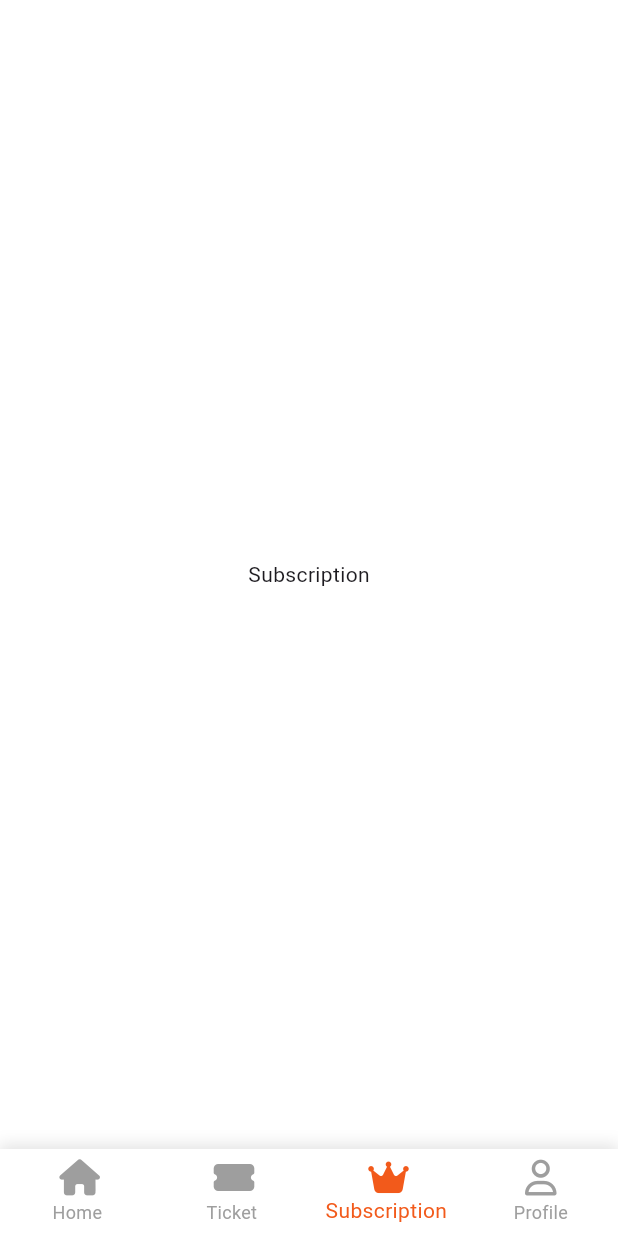
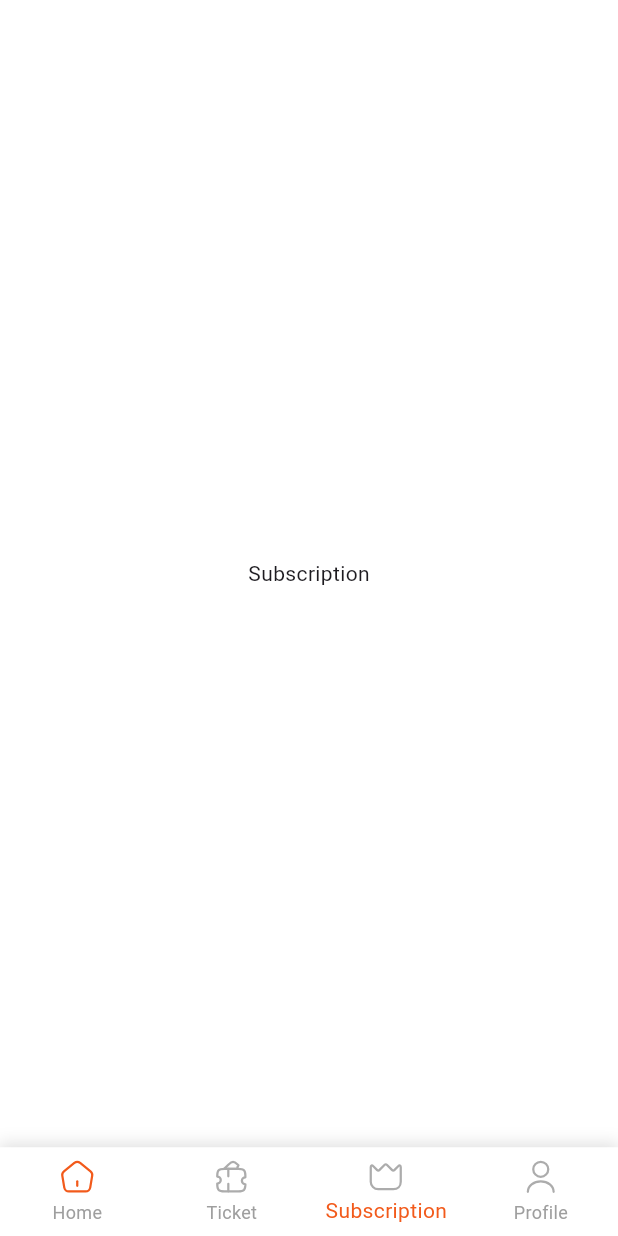
Before and after one commit to aya446/test1, a Flutter app: the screen it shows after launch, item 3 of the bottom bar chosen, on a phone screen of 412 x 824 dp. Run offline on Flutter 3.47's test engine with Material 3 defaults, Android fonts, the phone set to English and light mode, and no system bars; our stand-ins replace flutter_svg, font_awesome_flutter.

Commit message:
edit nav bar icons

```diff
--- a/lib/features/home/presentation/views/widgets/custom_nav_bar.dart
+++ b/lib/features/home/presentation/views/widgets/custom_nav_bar.dart
@@ -1,5 +1,5 @@
 import 'package:flutter/material.dart';
-import 'package:font_awesome_flutter/font_awesome_flutter.dart';
+import 'package:flutter_svg/svg.dart';
 import 'package:test1/constants.dart';
 
 class CustomBottomNavBar extends StatelessWidget {
@@ -34,21 +34,21 @@ class CustomBottomNavBar extends StatelessWidget {
         unselectedItemColor: Colors.grey,
         elevation: 0,
         type: BottomNavigationBarType.fixed,
-        items: const [
+        items: [
           BottomNavigationBarItem(
-            icon: Icon(FontAwesomeIcons.home),
+            icon: SvgPicture.asset('assets/icons/home.svg'),
             label: 'Home',
           ),
           BottomNavigationBarItem(
-            icon: Icon(FontAwesomeIcons.ticketSimple),
+            icon: SvgPicture.asset('assets/icons/ticket-2.svg'),
             label: 'Ticket',
           ),
           BottomNavigationBarItem(
-            icon: Icon(FontAwesomeIcons.crown),
+            icon: SvgPicture.asset('assets/icons/crown.svg'),
             label: 'Subscription',
           ),
           BottomNavigationBarItem(
-            icon: Icon(FontAwesomeIcons.user),
+            icon: SvgPicture.asset('assets/icons/user.svg'),
             label: 'Profile',
           ),
         ],
--- a/lib/features/home/presentation/views/widgets/header_section.dart
+++ b/lib/features/home/presentation/views/widgets/header_section.dart
@@ -16,7 +16,7 @@ class HeaderSection extends StatelessWidget {
         Column(
           crossAxisAlignment: CrossAxisAlignment.start,
           children: [
-            Text('Hey dr Ahmed', style: Styles.black16),
+            Text('Hi dr Ahmed', style: Styles.black16),
             Text('Subscription name', style: Styles.gray12),
           ],
         ),
--- a/lib/features/home/presentation/views/widgets/trip_duration.dart
+++ b/lib/features/home/presentation/views/widgets/trip_duration.dart
@@ -13,7 +13,7 @@ class TripDuration extends StatelessWidget {
         Container(width: 70, height: 2, color: AppColors.secondColor),
         Container(
           decoration: BoxDecoration(
-            border: Border.all(color: AppColors.secondColor),
+            border: Border.all(color: AppColors.secondColor, width: 2),
             borderRadius: BorderRadius.circular(12),
           ),
           child: Padding(
```
Also changed, not shown: assets/icons/crown.svg (added), assets/icons/home.svg (added), assets/icons/ticket-2.svg (added), assets/icons/user.svg (added).
